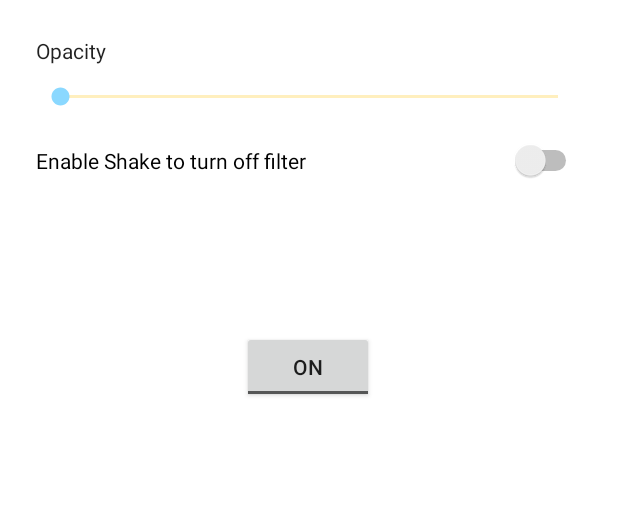
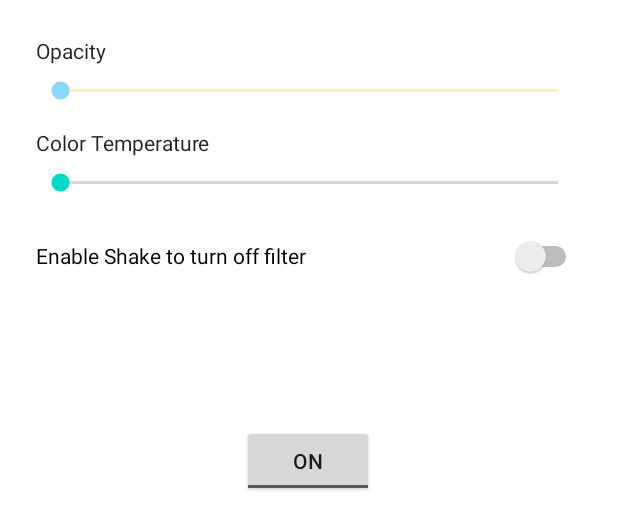
Before and after one commit to judy-chen/even-darker-android-app, an Android app: the layout activity_main.xml on its own in the app's theme, with its tools: preview values and no code run, on a phone screen of 412 x 824 dp. Shown: the top 530 px of the screen. Run offline under Robolectric (Android 15) with nearby library versions, the phone set to English and light mode, and no system bars.

Commit message:
add color temperature placeholder

```diff
--- a/app/src/main/res/layout/activity_main.xml
+++ b/app/src/main/res/layout/activity_main.xml
@@ -21,12 +21,12 @@
         app:layout_constraintTop_toTopOf="parent" />
 
     <SeekBar
-        android:id="@+id/seek_opacity"
+        android:id="@+id/opacity_seek"
         android:layout_width="0dp"
-        android:layout_height="26dp"
+        android:layout_height="wrap_content"
         android:layout_marginTop="8dp"
         android:layout_marginEnd="24dp"
-        android:max="255"
+        android:max="230"
         android:progressBackgroundTint="@color/gold"
         android:progressTint="@color/gold"
         android:thumbTint="@color/blue"
@@ -53,14 +53,34 @@
     <Switch
         android:id="@+id/shake_switch"
         android:layout_width="0dp"
-        android:layout_height="25dp"
+        android:layout_height="48dp"
         android:layout_marginTop="16dp"
         android:text="Enable Shake to turn off filter"
         android:textAlignment="viewStart"
-        app:layout_constraintEnd_toEndOf="@+id/seek_opacity"
+        app:layout_constraintEnd_toEndOf="@+id/opacity_seek"
         app:layout_constraintHorizontal_bias="1.0"
-        app:layout_constraintStart_toStartOf="@+id/seek_opacity"
-        app:layout_constraintTop_toBottomOf="@+id/seek_opacity" />
+        app:layout_constraintStart_toStartOf="@+id/opacity_seek"
+        app:layout_constraintTop_toBottomOf="@+id/temperature_seek" />
+
+    <TextView
+        android:id="@+id/temp_text"
+        android:layout_width="wrap_content"
+        android:layout_height="wrap_content"
+        android:layout_marginTop="16dp"
+        android:text="Color Temperature"
+        android:textAppearance="@style/TextAppearance.AppCompat.Body1"
+        app:layout_constraintStart_toStartOf="@+id/opacity_seek"
+        app:layout_constraintTop_toBottomOf="@+id/opacity_seek" />
+
+    <SeekBar
+        android:id="@+id/temperature_seek"
+        android:layout_width="0dp"
+        android:layout_height="wrap_content"
+        android:layout_marginTop="8dp"
+        android:max="255"
+        app:layout_constraintEnd_toEndOf="@+id/opacity_seek"
+        app:layout_constraintStart_toStartOf="@+id/temp_text"
+        app:layout_constraintTop_toBottomOf="@+id/temp_text" />
 
 
 </androidx.constraintlayout.widget.ConstraintLayout>
```
Also changed, not shown: app/src/main/java/com/example/evendarker/MainActivity.kt (+11 -7 lines), app/src/main/java/com/example/evendarker/SharedMemory.kt (+27 -1 lines).
